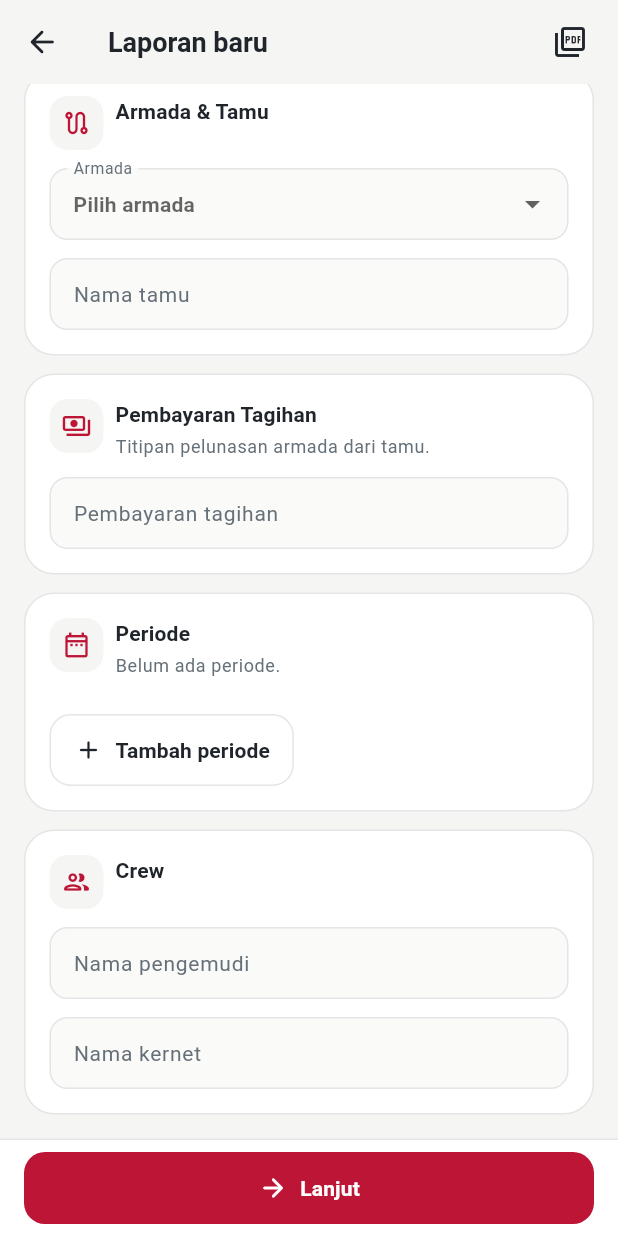
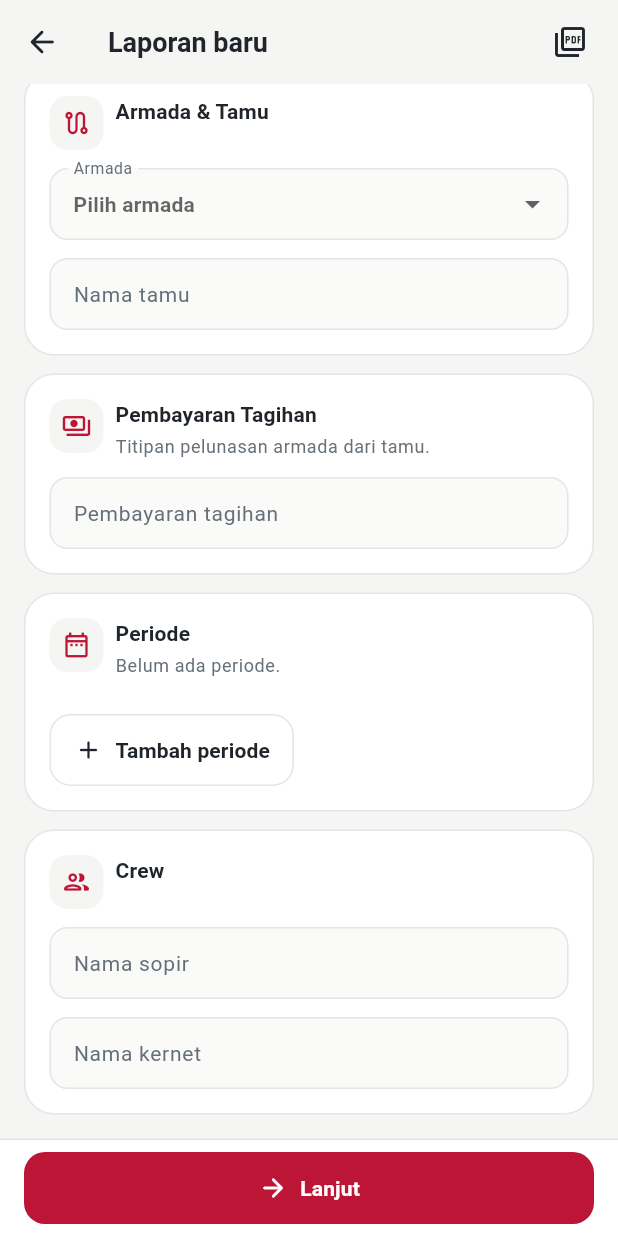
Before and after one commit to ratatulieoi/happy_bus_crew, a Flutter app: the FormScreen screen opened directly, scrolled down 191 dp, on a phone screen of 412 x 824 dp. Run offline on Flutter 3.47's test engine with Material 3 defaults, Android fonts, the phone set to English and light mode, and no system bars; our stand-ins replace image_picker, pdf, printing, share_plus, sqflite, sqflite_common_ffi; accounts and stored records are empty.

Commit message:
refactor: rename pengemudi to sopir across app UI and PDF report

```diff
--- a/lib/pdf/report_pdf.dart
+++ b/lib/pdf/report_pdf.dart
@@ -313,7 +313,7 @@ class ReportPdfBuilder {
           pw.Text(busDisplay, style: _body),
         ]),
         _identityGroup('CREW', 115, [
-          _pair('Pengemudi',
+          _pair('Sopir',
               report.pengemudi.isEmpty ? '-' : report.pengemudi),
           _pair('Kernet', report.kernet.isEmpty ? '-' : report.kernet),
         ]),
--- a/lib/screens/form_screen.dart
+++ b/lib/screens/form_screen.dart
@@ -520,9 +520,9 @@ class _FormScreenState extends State<FormScreen> {
                   title: 'Crew',
                   compact: true,
                   icon: Icons.people_outline_rounded),
-              _text(_pengemudi, 'Nama pengemudi', hint: 'Nama sopir'),
+              _text(_pengemudi, 'Nama sopir', hint: 'Nama sopir'),
               const SizedBox(height: 12),
-              _text(_kernet, 'Nama kernet', hint: 'Nama asisten pengemudi'),
+              _text(_kernet, 'Nama kernet', hint: 'Nama asisten sopir'),
             ])),
       ];
 
--- a/lib/screens/home_screen.dart
+++ b/lib/screens/home_screen.dart
@@ -243,7 +243,7 @@ class _HomeScreenState extends State<HomeScreen> {
     final deficit = report.sisa < 0;
     final busName = busNameForPlate(report.noPolisi);
     final driver =
-        report.pengemudi.isEmpty ? 'Pengemudi belum diisi' : report.pengemudi;
+        report.pengemudi.isEmpty ? 'Sopir belum diisi' : report.pengemudi;
     return Material(
       color: Colors.white,
       shape: RoundedRectangleBorder(
```
Also changed, not shown: 1 other file.
